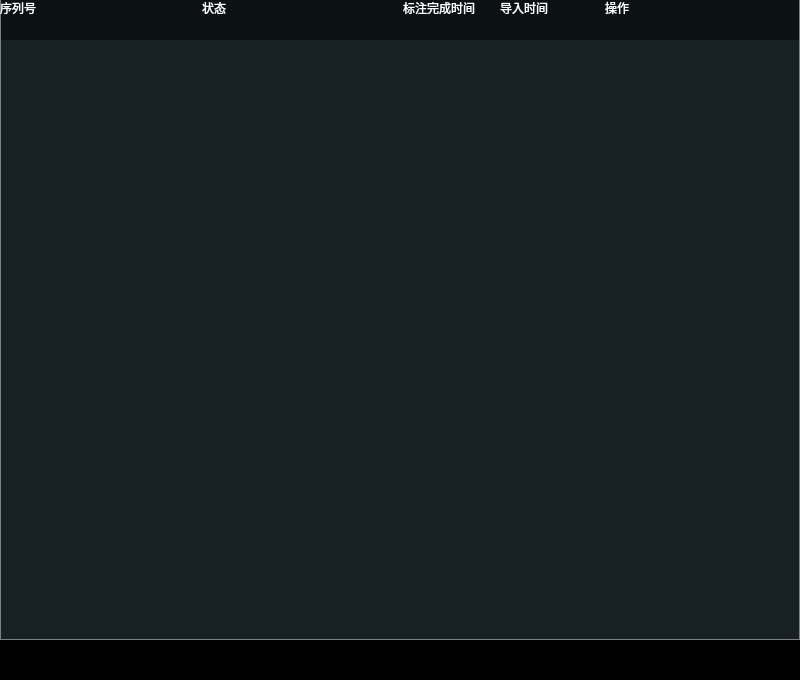
OnlyOneTerry/customListWidget, file CustomListWidget.ui: the form before one commit.
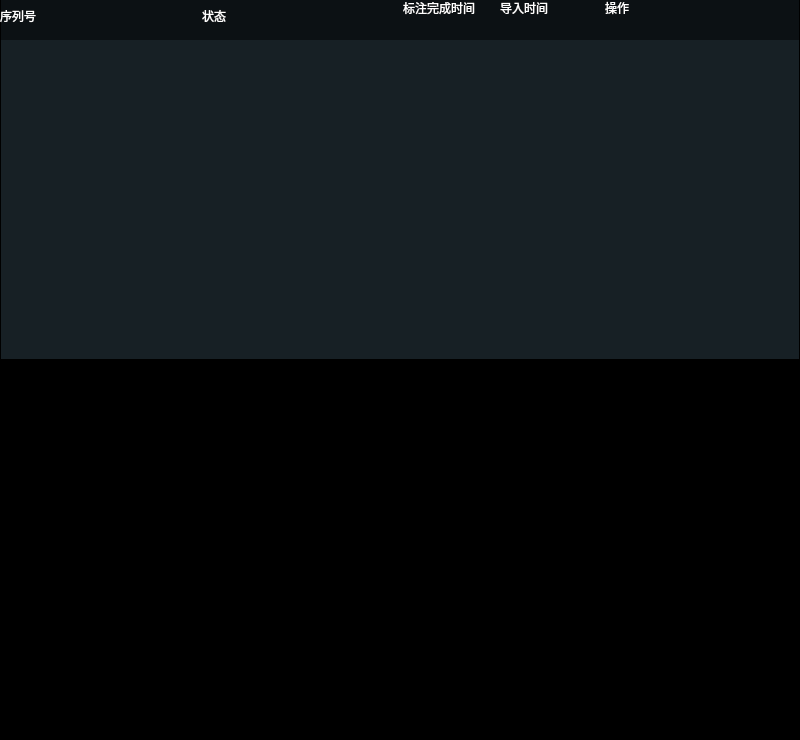
The form after the commit.

```diff
--- a/CustomListWidget.ui
+++ b/CustomListWidget.ui
@@ -7,13 +7,13 @@
     <x>0</x>
     <y>0</y>
     <width>800</width>
-    <height>680</height>
+    <height>740</height>
    </rect>
   </property>
   <property name="minimumSize">
    <size>
     <width>800</width>
-    <height>680</height>
+    <height>740</height>
    </size>
   </property>
   <property name="windowTitle">
@@ -30,11 +30,11 @@
 
 QWidget#headerWidget
 {
-  background-color:#0C1114;
-  border-left: 1px solid gray;
-  border-right: 1px solid gray;
-  border-top: 0px solid gray;
-  border-bottom: 0px solid gray;
+   background-color:#0C1114;
+  border-left: 1px solid #000000;
+  border-right: 1px solid #000000;
+  border-top: 0px solid white;
+  border-bottom: 0px solid #000000;
 }
 
 QLabel{
@@ -42,12 +42,13 @@
 }
 
 QListView{
-  border-left: 1px solid gray;
-  border-right: 1px solid gray;
+  border-left: 1px solid #000000;
+  border-right: 1px solid #000000;
   border-top: 0px solid #172025;
-  border-bottom: 1px solid gray;
+  border-bottom: 1px solid #000000;
   background-color:#172025;
 }
+/*
 
 QScrollBar:vertical{
   background-color:black;
@@ -62,10 +63,9 @@
      border: 0px solid grey;
      width: 0px;
      height: 0px;
- }
-</string>
+ }*/</string>
   </property>
-  <layout class="QVBoxLayout" name="verticalLayout">
+  <layout class="QVBoxLayout" name="verticalLayout_2">
    <property name="spacing">
     <number>0</number>
    </property>
@@ -82,6 +82,11 @@
     <number>0</number>
    </property>
    <item>
+    <layout class="QVBoxLayout" name="verticalLayout">
+     <property name="spacing">
+      <number>0</number>
+     </property>
+     <item>
     <widget class="QWidget" name="headerWidget" native="true">
      <property name="minimumSize">
       <size>
@@ -100,8 +105,8 @@
        <rect>
         <x>0</x>
         <y>0</y>
-        <width>36</width>
-        <height>16</height>
+          <width>71</width>
+          <height>31</height>
        </rect>
       </property>
       <property name="text">
@@ -116,8 +121,8 @@
        <rect>
         <x>202</x>
         <y>0</y>
-        <width>24</width>
-        <height>16</height>
+          <width>51</width>
+          <height>31</height>
        </rect>
       </property>
       <property name="text">
@@ -142,7 +147,7 @@
        <rect>
         <x>605</x>
         <y>0</y>
-        <width>24</width>
+          <width>51</width>
         <height>16</height>
        </rect>
       </property>
@@ -195,6 +200,21 @@
      </property>
     </widget>
    </item>
+    </layout>
+   </item>
+   <item>
+    <spacer name="verticalSpacer">
+     <property name="orientation">
+      <enum>Qt::Vertical</enum>
+     </property>
+     <property name="sizeHint" stdset="0">
+      <size>
+       <width>20</width>
+       <height>356</height>
+      </size>
+     </property>
+    </spacer>
+   </item>
    <item>
     <widget class="QWidget" name="navWidget" native="true">
      <property name="minimumSize">
@@ -206,7 +226,7 @@
      <property name="maximumSize">
       <size>
        <width>16777215</width>
-       <height>100</height>
+       <height>16777215</height>
       </size>
      </property>
      <layout class="QHBoxLayout" name="horizontalLayout">
```
Left out of the diff: 3 changed lines with no effect on the pictures. Lines whose indentation alone changed are shown as unchanged.
